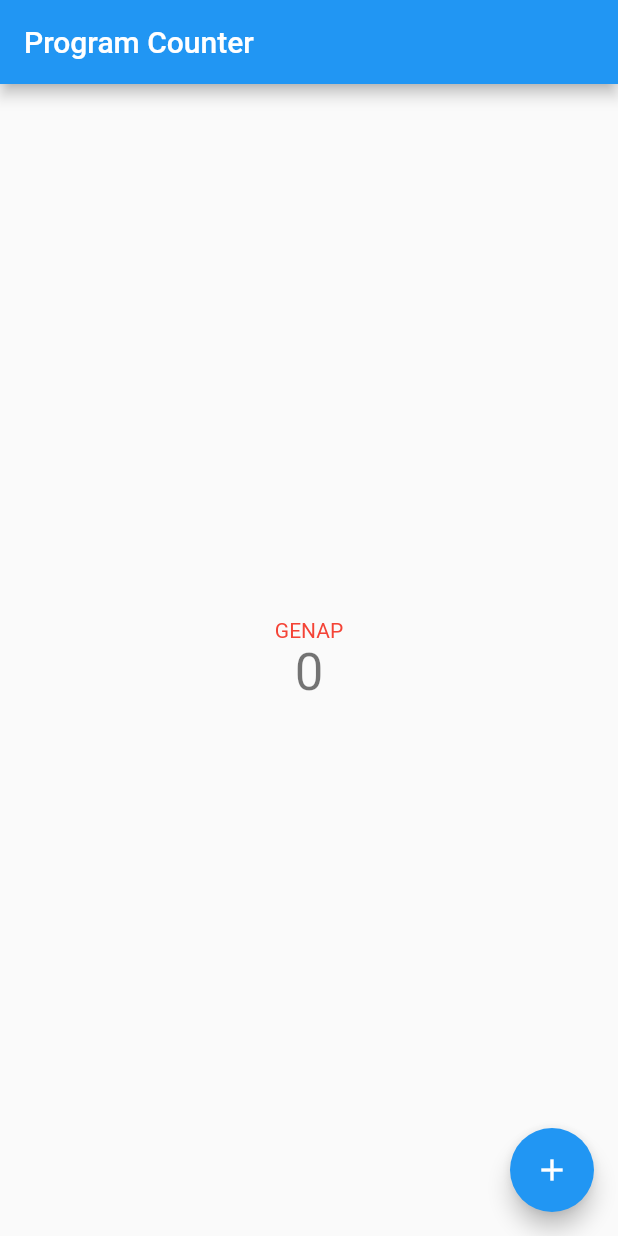
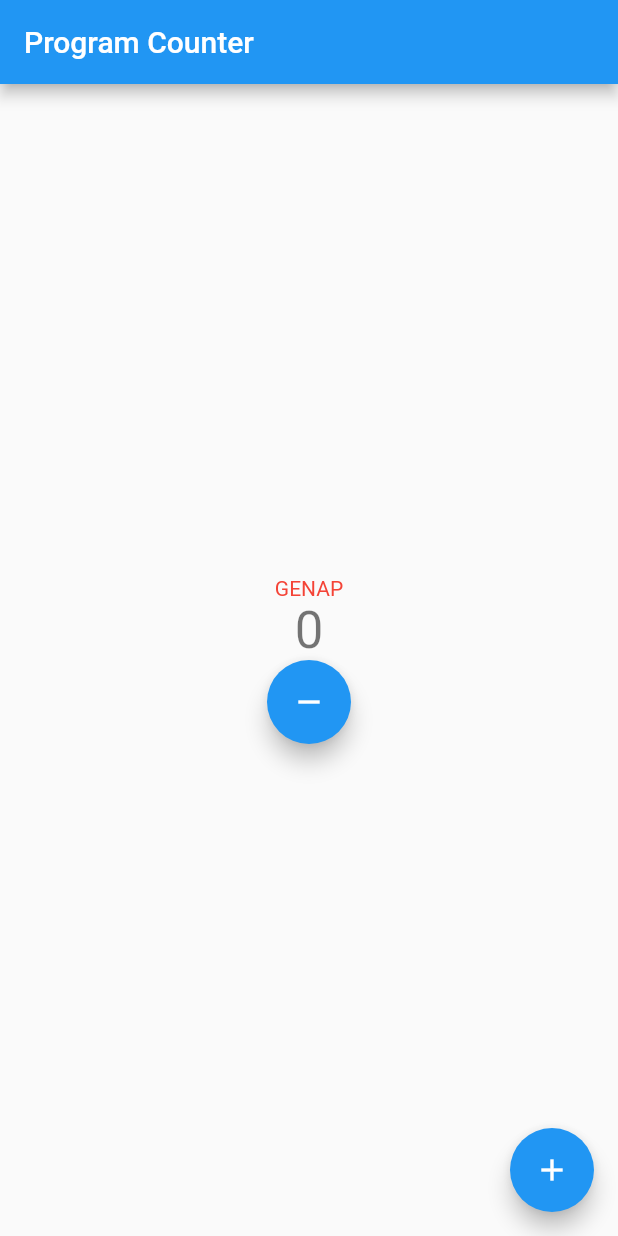
Before and after one commit to 8adamw/pbp-flutter-lab, a Flutter app: the screen it shows after launch, on a phone screen of 412 x 824 dp. Run offline on Flutter 3.47's test engine with Material 2 defaults, Android fonts, the phone set to English and light mode, and no system bars.

Commit message:
revisi submisi tugas 7

```diff
--- a/counter_7/lib/main.dart
+++ b/counter_7/lib/main.dart
@@ -111,6 +111,8 @@ class _MyHomePageState extends State<MyHomePage> {
               '$_counter',
               style: Theme.of(context).textTheme.headline4,
             ),
+            FloatingActionButton(
+                onPressed: _decrementCounter, child: const Icon(Icons.remove))
           ],
         ),
       ),
```
Also changed, not shown: 1 other file.
